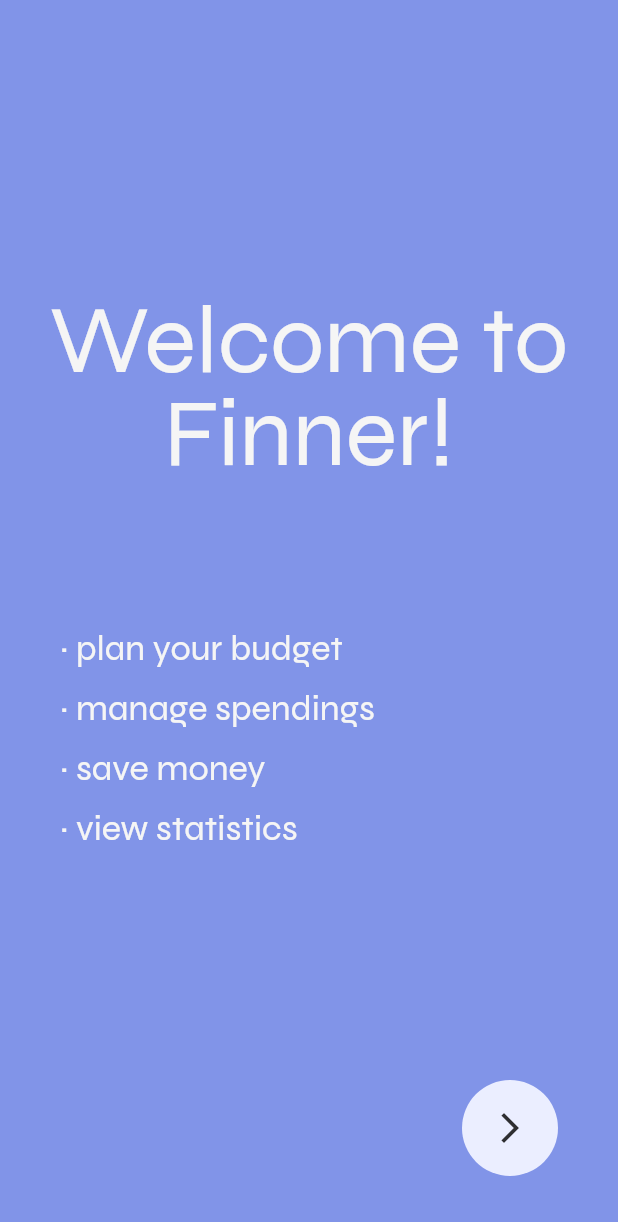
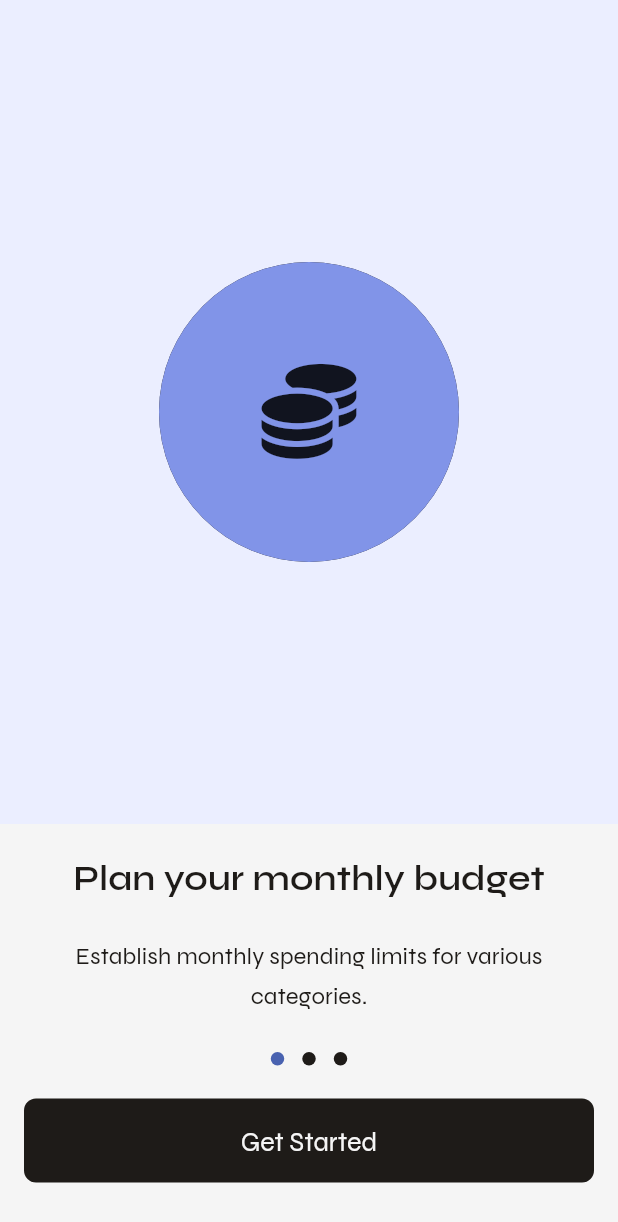
Before and after one commit to mateuszFicek/finner, a Flutter app: the screen it shows after launch, after a tap on the "arrow forward ios" icon, on a phone screen of 412 x 824 dp. Shown: the top 1222 px of the screen. Run offline on Flutter 3.47's test engine with Material 2 defaults, Android fonts, the light colour scheme and no system bars; drawn by our look-alikes of dots_indicator; our stand-ins replace auto_route, flutter_hooks, font_awesome_flutter, get_it, google_fonts, injectable.

Commit message:
Walkthrough page added

```diff
--- /dev/null
+++ b/lib/common/widgets/custom_button.dart
@@ -0,0 +1,37 @@
+import 'package:finner/styles/theme_utils.dart';
+import 'package:flutter/material.dart';
+
+class CustomButton extends StatelessWidget {
+  const CustomButton({
+    super.key,
+    required this.onTap,
+    required this.title,
+  });
+
+  final Function() onTap;
+  final String title;
+
+  @override
+  Widget build(BuildContext context) {
+    return Padding(
+      padding: EdgeInsets.symmetric(horizontal: $styles.insets.sm),
+      child: Material(
+        color: $styles.colors.black,
+        borderRadius: BorderRadius.circular($styles.corners.md),
+        child: InkWell(
+          onTap: onTap,
+          borderRadius: BorderRadius.circular($styles.corners.md),
+          child: SizedBox(
+            width: double.maxFinite,
+            height: $styles.insets.xxl,
+            child: Text(
+              title,
+              textAlign: TextAlign.center,
+              style: $styles.text.btn,
+            ),
+          ),
+        ),
+      ),
+    );
+  }
+}
--- a/lib/features/introduction/presentation/pages/introduction_page.dart
+++ b/lib/features/introduction/presentation/pages/introduction_page.dart
@@ -1,4 +1,7 @@
+import 'package:finner/features/introduction/presentation/pages/walkthrough_page.dart';
 import 'package:finner/styles/theme_utils.dart';
+import 'package:finner/utils/injectable.dart';
+import 'package:finner/utils/router.dart';
 import 'package:flutter/material.dart';
 
 class IntroductionPage extends StatefulWidget {
@@ -99,7 +102,9 @@ class _IntroductionPageState extends State<IntroductionPage> {
         borderRadius: BorderRadius.circular(64),
         child: InkWell(
           borderRadius: BorderRadius.circular(64),
-          onTap: () {},
+          onTap: () {
+            getIt<FinnerRouter>().push(const WalkthroughRoute());
+          },
           child: Container(
             width: 64,
             height: 64,
--- /dev/null
+++ b/lib/features/introduction/presentation/pages/walkthrough_page.dart
@@ -0,0 +1,147 @@
+import 'package:dots_indicator/dots_indicator.dart';
+import 'package:finner/common/widgets/custom_button.dart';
+import 'package:finner/styles/theme_utils.dart';
+import 'package:flutter/material.dart';
+import 'package:flutter_hooks/flutter_hooks.dart';
+import 'package:font_awesome_flutter/font_awesome_flutter.dart';
+
+class WalkthroughPage extends HookWidget {
+  const WalkthroughPage({super.key});
+
+  @override
+  Widget build(BuildContext context) {
+    return Scaffold(
+      body: _body(context),
+    );
+  }
+
+  Widget _body(BuildContext context) {
+    final pageController = usePageController();
+    final p = useState(0.0);
+    pageController.addListener((() {
+      p.value = pageController.page ?? 0.0;
+    }));
+    return Column(
+      children: [
+        _imageSection(context, p.value),
+        SizedBox(height: $styles.insets.sm),
+        _pageView(pageController),
+        _dotsIndicator(p),
+        SizedBox(height: $styles.insets.sm),
+        CustomButton(onTap: () {}, title: "Get Started"),
+      ],
+    );
+  }
+
+  Widget _imageSection(BuildContext context, double pageValue) {
+    return Container(
+      height: MediaQuery.of(context).size.height * 2 / 3,
+      width: double.maxFinite,
+      color: $styles.colors.accent3,
+      child: Center(
+        child: Container(
+          width: 200,
+          height: 200,
+          decoration: BoxDecoration(
+              color: $styles.colors.black, shape: BoxShape.circle),
+          child: Container(
+            width: 190,
+            height: 190,
+            decoration: BoxDecoration(
+                color: $styles.colors.accent2, shape: BoxShape.circle),
+            child: Icon(
+              pageValue < 0.5
+                  ? FontAwesomeIcons.coins
+                  : pageValue < 1.5
+                      ? FontAwesomeIcons.store
+                      : FontAwesomeIcons.chartLine,
+              size: Curves.easeIn.transform(pageValue < 0.5
+                      ? (0.5 - pageValue)
+                      : pageValue < 1.0
+                          ? (pageValue - 0.5)
+                          : pageValue < 1.5
+                              ? (1.5 - pageValue)
+                              : (pageValue - 1.5)) *
+                  200,
+            ),
+          ),
+        ),
+      ),
+    );
+  }
+
+  Widget _pageView(PageController controller) {
+    return SizedBox(
+      height: 130,
+      child: PageView(
+        controller: controller,
+        children: List.generate(3, (index) => _page(index)),
+      ),
+    );
+  }
+
+  Widget _page(int index) {
+    return Padding(
+      padding: EdgeInsets.symmetric(horizontal: $styles.insets.xs),
+      child: Column(
+        mainAxisSize: MainAxisSize.min,
+        children: [
+          Text(
+            indexToTitle(index),
+            textAlign: TextAlign.center,
+            style: $styles.text.h3,
+          ),
+          Expanded(
+            child: Center(
+              child: Padding(
+                padding: EdgeInsets.symmetric(horizontal: $styles.insets.sm),
+                child: Text(
+                  indexToDescription(index),
+                  textAlign: TextAlign.center,
+                  style: $styles.text.body,
+                ),
+              ),
+            ),
+          ),
+        ],
+      ),
+    );
+  }
+
+  String indexToTitle(int index) {
+    switch (index) {
+      case 0:
+        return "Plan your monthly budget";
+      case 1:
+        return "Save and manage spendings";
+      case 2:
+        return "Check saving progress";
+      default:
+        return "";
+    }
+  }
+
+  String indexToDescription(int index) {
+    switch (index) {
+      case 0:
+        return "Establish monthly spending limits for various categories.";
+      case 1:
+        return "Enter recent purchases and keep track of your receipts in one location.";
+      case 2:
+        return "Analyze your spending in relation to prior months and follow the progress of your savings goals.";
+      default:
+        return "";
+    }
+  }
+
+  DotsIndicator _dotsIndicator(ValueNotifier<double> p) {
+    return DotsIndicator(
+      dotsCount: 3,
+      position: p.value,
+      decorator: DotsDecorator(
+        color: $styles.colors.black,
+        activeColor: $styles.colors.accent1,
+      ),
+    );
+  }
+}
--- a/lib/styles/colors.dart
+++ b/lib/styles/colors.dart
@@ -10,7 +10,7 @@ class AppColors {
   final Color body = const Color(0xFF514F4D);
   final Color greyStrong = const Color.fromARGB(243, 37, 37, 39);
   final Color greyMedium = const Color(0xFFA9AABC);
-  final Color white = Colors.white;
+  final Color white = const Color(0xFFF5F5F5);
   final Color black = const Color(0xFF1E1B18);
 
   final bool isDark = false;
--- a/lib/styles/theme_utils.dart
+++ b/lib/styles/theme_utils.dart
@@ -19,6 +19,7 @@ class AppStyle {
 class _Text {
   final TextStyle titleFont = TextStyle(color: $styles.colors.black);
   final TextStyle contentFont = TextStyle(color: $styles.colors.black);
+  final TextStyle buttonFont = TextStyle(color: $styles.colors.white);
 
   late final TextStyle h1 = copy(titleFont, sizePx: 64, heightPx: 62);
   late final TextStyle h2 = copy(titleFont, sizePx: 32, heightPx: 46);
@@ -38,7 +39,7 @@ class _Text {
   late final TextStyle bodySmallBold =
       copy(contentFont, sizePx: 14, heightPx: 23, weight: FontWeight.w600);
   late final TextStyle btn =
-      copy(titleFont, sizePx: 12, weight: FontWeight.w600, heightPx: 13.2);
+      copy(buttonFont, weight: FontWeight.w400, sizePx: 18, heightPx: 46);
 
   TextStyle copy(TextStyle style,
       {required double sizePx,
--- a/lib/utils/router.dart
+++ b/lib/utils/router.dart
@@ -1,5 +1,6 @@
 import 'package:auto_route/auto_route.dart';
 import 'package:finner/features/introduction/presentation/pages/introduction_page.dart';
+import 'package:finner/features/introduction/presentation/pages/walkthrough_page.dart';
 import 'package:flutter/material.dart';
 import 'package:injectable/injectable.dart';
 
@@ -9,6 +10,7 @@ part 'router.gr.dart';
   replaceInRouteName: 'Page,Route',
   routes: <AutoRoute>[
     AutoRoute(page: IntroductionPage, initial: true),
+    AutoRoute(page: WalkthroughPage),
   ],
 )
 @singleton
--- a/pubspec.yaml
+++ b/pubspec.yaml
@@ -11,8 +11,11 @@ environment:
 dependencies:
   auto_route: ^5.0.1
   cupertino_icons: ^1.0.2
+  dots_indicator: ^2.1.0
   flutter:
     sdk: flutter
+  flutter_hooks: ^0.18.5+1
+  font_awesome_flutter: ^10.1.0
   get_it: ^7.2.0
   google_fonts: ^3.0.1
   injectable: ^1.5.3
```
Also changed, not shown: lib/utils/router.gr.dart, pubspec.lock.
